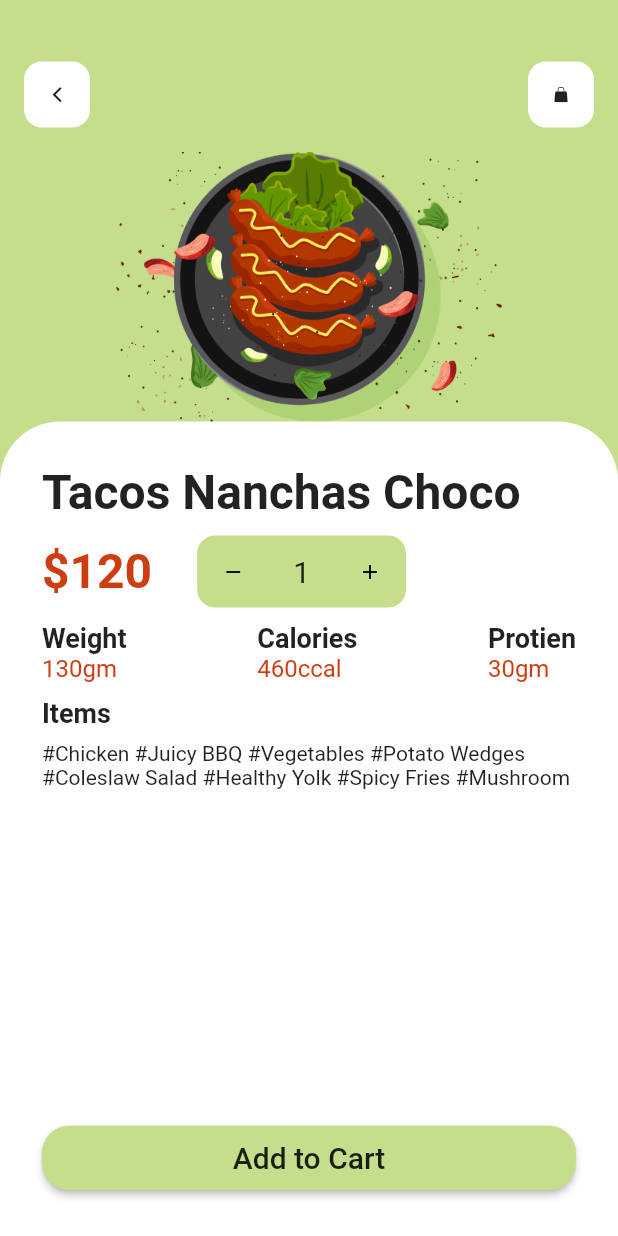
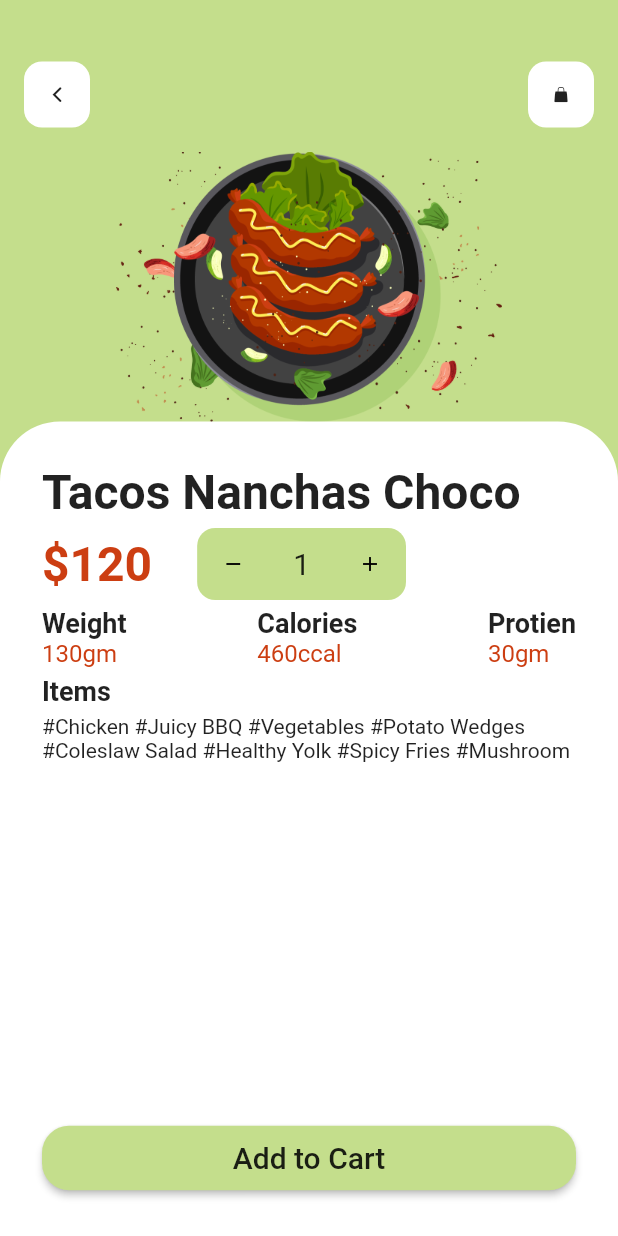
Before and after one commit to NikhilKukreja26/Food-Delivery-App-UI, a Flutter app: the screen it shows after launch, after a tap on "120 Reviews", on a phone screen of 412 x 824 dp. Run offline on Flutter 3.47's test engine with Material 2 defaults, Android fonts, the phone set to English and light mode, and no system bars; our stand-ins replace flutter_rating_bar, google_fonts.

Commit message:
Font size and height and width reduce

```diff
--- a/lib/pages/details_page.dart
+++ b/lib/pages/details_page.dart
@@ -59,7 +59,7 @@ class _DetailsPageState extends State<DetailsPage> {
                       fontWeight: FontWeight.bold,
                     ),
                   ),
-                  const SizedBox(height: 10.0),
+                  const SizedBox(height: 5.0),
                   Row(
                     children: <Widget>[
                       Text(
@@ -74,7 +74,7 @@ class _DetailsPageState extends State<DetailsPage> {
                       _buildCounter(),
                     ],
                   ),
-                  const SizedBox(height: 10.0),
+                  const SizedBox(height: 5.0),
                   Row(
                     mainAxisAlignment: MainAxisAlignment.spaceBetween,
                     children: <Widget>[
@@ -86,7 +86,7 @@ class _DetailsPageState extends State<DetailsPage> {
                           'Protien', '${widget.foodModel.protein.toInt()}gm'),
                     ],
                   ),
-                  const SizedBox(height: 10.0),
+                  const SizedBox(height: 5.0),
                   Text(
                     'Items',
                     style: TextStyle(
@@ -94,7 +94,7 @@ class _DetailsPageState extends State<DetailsPage> {
                       fontWeight: FontWeight.bold,
                     ),
                   ),
-                  const SizedBox(height: 8.0),
+                  const SizedBox(height: 5.0),
                   Text('${widget.foodModel.item}'),
                   Expanded(child: SizedBox()),
                   Row(
--- a/lib/pages/home_page.dart
+++ b/lib/pages/home_page.dart
@@ -174,7 +174,7 @@ class _HomePageState extends State<HomePage> {
                         );
                       },
                       child: Padding(
-                        padding: const EdgeInsets.only(right: 40.0),
+                        padding: const EdgeInsets.only(right: 25.0),
                         child: Stack(
                           children: <Widget>[
                             _buildBackGround(index),
@@ -217,7 +217,7 @@ class _HomePageState extends State<HomePage> {
                   ),
                 ),
                 Padding(
-                  padding: const EdgeInsets.only(left: 40.0),
+                  padding: const EdgeInsets.only(left: 20.0),
                   child: Text(
                     'Popular',
                     style: TextStyle(
@@ -240,7 +240,7 @@ class _HomePageState extends State<HomePage> {
       margin: const EdgeInsets.only(
         top: 50.0,
         bottom: 20.0,
-        right: 50.0,
+        right: 40.0,
       ),
       padding: const EdgeInsets.all(24.0),
       decoration: BoxDecoration(
@@ -259,7 +259,7 @@ class _HomePageState extends State<HomePage> {
                 direction: Axis.horizontal,
                 allowHalfRating: true,
                 itemCount: 5,
-                itemSize: 12.0,
+                itemSize: 10.0,
                 unratedColor: Colors.black12,
                 itemPadding: EdgeInsets.symmetric(horizontal: 1.0),
                 itemBuilder: (context, _) => Icon(
@@ -282,7 +282,7 @@ class _HomePageState extends State<HomePage> {
           Text(
             '${foodList[index].name}',
             style: TextStyle(
-              fontSize: 20.0,
+              fontSize: 18.0,
               fontWeight: FontWeight.bold,
             ),
           ),
@@ -299,7 +299,7 @@ class _HomePageState extends State<HomePage> {
       itemCount: foodList.length,
       itemBuilder: (context, int index) {
         return Container(
-          padding: EdgeInsets.all(16.0),
+          padding: EdgeInsets.all(10.0),
           margin: const EdgeInsets.only(bottom: 16.0),
           decoration: BoxDecoration(
             color: Colors.grey.withOpacity(0.2),
@@ -314,7 +314,7 @@ class _HomePageState extends State<HomePage> {
                 foodList[index].imgPath,
                 width: 100.0,
               ),
-              const SizedBox(width: 16.0),
+              const SizedBox(width: 10.0),
               Column(
                 crossAxisAlignment: CrossAxisAlignment.start,
                 children: <Widget>[
@@ -336,7 +336,7 @@ class _HomePageState extends State<HomePage> {
                           fontWeight: FontWeight.bold,
                         ),
                       ),
-                      const SizedBox(width: 16.0),
+                      const SizedBox(width: 10.0),
                       Text(
                         '(${foodList[index].weight.toInt()}gm Weight)',
                         style: TextStyle(
```
